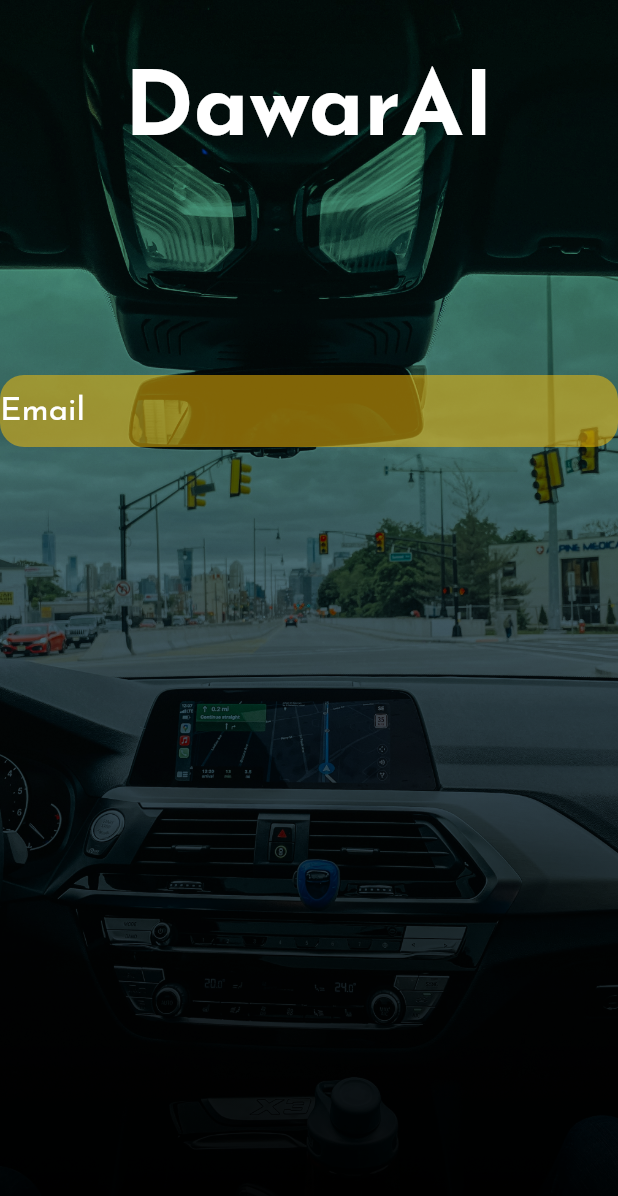
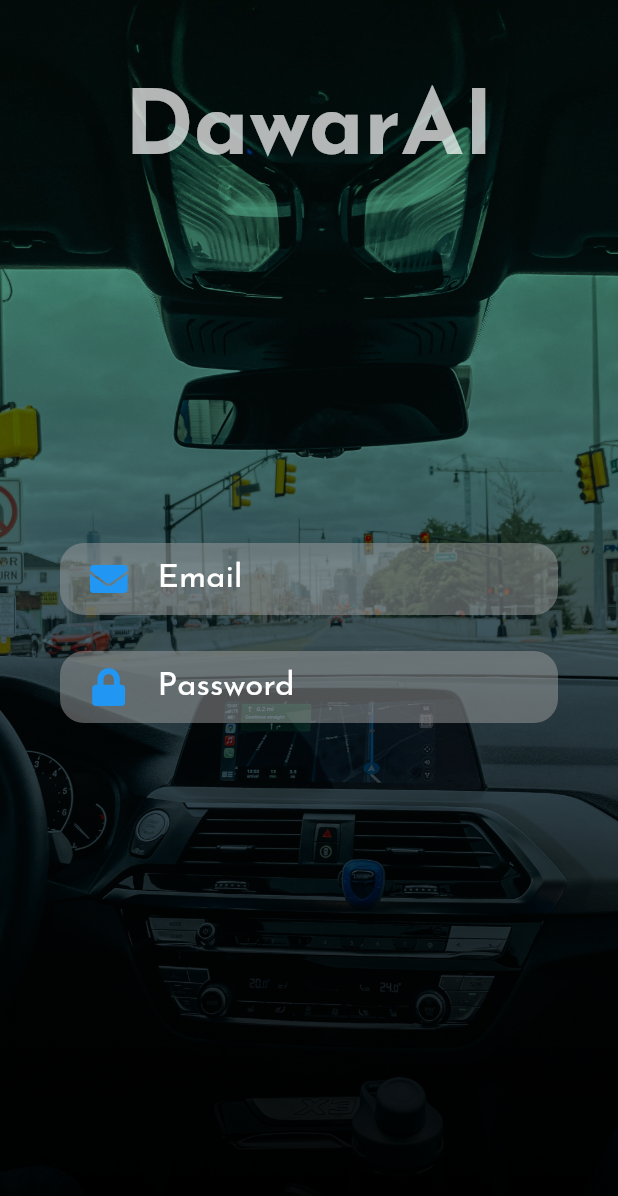
Before and after one commit to Yami13K/DawarAI, a Flutter app: the screen it shows after launch, on a phone screen of 412 x 824 dp. Shown: the top 1196 px of the screen. Run offline on Flutter 3.47's test engine with Material 2 defaults, Android fonts, the phone set to English and light mode, and no system bars; our stand-ins replace font_awesome_flutter, google_fonts.

Commit message:
Second commit

```diff
--- a/lib/Screens/signin.dart
+++ b/lib/Screens/signin.dart
@@ -1,7 +1,10 @@
 import 'package:dawar_smart/pallete.dart';
+import 'package:flutter/cupertino.dart';
 import 'package:flutter/material.dart';
+import 'package:flutter/services.dart';
+import 'package:flutter/widgets.dart';
+import 'package:font_awesome_flutter/font_awesome_flutter.dart';
 import '../Widgets/widgets.dart';
-
 class signin extends StatelessWidget {
   @override
   Widget build(BuildContext context) {
@@ -14,31 +17,34 @@
             child: Column(
               children: [
                 Container(
-                  height: 150,
+                  height: 175,
                   child: const Center(
                     child: Text("DawarAI", style: kHeading),
                   ),
                 ),
                 const SizedBox(
-                  height: 100,
+                  height: 175,
                 ),
                 Container(
+                    padding: const EdgeInsets.symmetric(horizontal: 40),
                     child: Column(
-                  children: [
-                    Container(
-                      decoration: BoxDecoration(
-                        color: Colors.amber.withOpacity(0.5),
-                        borderRadius: BorderRadius.circular(16),
-                      ),
-                      child: const TextField(
-                          decoration: InputDecoration(
-                        border: InputBorder.none,
-                        hintText: 'Email',
-                        hintStyle: kBodyText,
-                      )),
-                    )
-                  ],
-                ))
+                      children: const [
+                        TextInput(
+                          icon: FontAwesomeIcons.solidEnvelope,
+                          hint: 'Email',
+                          inputType: TextInputType.emailAddress,
+                          inputAction: TextInputAction.next,
+                          g: true,
+                        ),
+                        TextInput(
+                          icon: FontAwesomeIcons.lock,
+                          hint: 'Password',
+                          inputType: TextInputType.visiblePassword,
+                          inputAction: TextInputAction.done,
+                          g: false,
+                        ),
+                      ],
+                    ))
               ],
             ),
           ),
--- /dev/null
+++ b/lib/Widgets/text_input.dart
@@ -0,0 +1,82 @@
+import 'package:flutter/material.dart';
+
+import '../pallete.dart';
+
+class TextInput extends StatelessWidget {
+  const TextInput({
+    Key? key,
+    required this.icon,
+    required this.hint,
+    required this.inputType,
+    required this.inputAction,
+    required this.g,
+  }) : super(key: key);
+
+  final IconData icon;
+  final String hint;
+  final TextInputType inputType;
+  final TextInputAction inputAction;
+  final bool g;
+
+  @override
+  Widget build(BuildContext context) {
+    if (g) {
+      return Padding(
+        padding: const EdgeInsets.symmetric(vertical: 12.0),
+        child: Container(
+          decoration: BoxDecoration(
+            color: Colors.grey.withOpacity(0.5),
+            borderRadius: BorderRadius.circular(16),
+          ),
+          child: TextField(
+            decoration: InputDecoration(
+              border: InputBorder.none,
+              hintText: hint,
+              prefixIcon: Padding(
+                  padding: EdgeInsets.symmetric(horizontal: 20),
+                  child: Icon(
+                    icon,
+                    color: Colors.blue,
+                    size: 25,
+                  )),
+              hintStyle: kBodyText,
+            ),
+            style: kBodyText,
+            keyboardType: inputType,
+            textInputAction: inputAction,
+
+          ),
+        ),
+      );
+    }
+    else {
+      return Padding(
+        padding: const EdgeInsets.symmetric(vertical: 12.0),
+        child: Container(
+          decoration: BoxDecoration(
+            color: Colors.grey.withOpacity(0.5),
+            borderRadius: BorderRadius.circular(16),
+          ),
+          child: TextField(
+            decoration: InputDecoration(
+              border: InputBorder.none,
+              hintText: hint,
+              prefixIcon: Padding(
+                  padding: EdgeInsets.symmetric(horizontal: 20),
+                  child: Icon(
+                    icon,
+                    color: Colors.blue,
+                    size: 25,
+                  )),
+              hintStyle: kBodyText,
+            ),
+            style: kBodyText,
+            keyboardType: inputType,
+            textInputAction: inputAction,
+            obscureText: true,
+          ),
+        ),
+      );
+    }
+  }
+}
--- a/lib/Widgets/widgets.dart
+++ b/lib/Widgets/widgets.dart
@@ -1 +1,2 @@
 export 'bg_image.dart';
+export 'text_input.dart';
--- a/lib/pallete.dart
+++ b/lib/pallete.dart
@@ -4,7 +4,7 @@
 const TextStyle kHeading = TextStyle(
   fontSize: 60,
   fontWeight: FontWeight.bold,
-  color: Colors.white,
+  color: Colors.white70                                            ,
 );
 
 const TextStyle kBodyText = TextStyle(
```
Also changed, not shown: assets/images/home.jpg.
